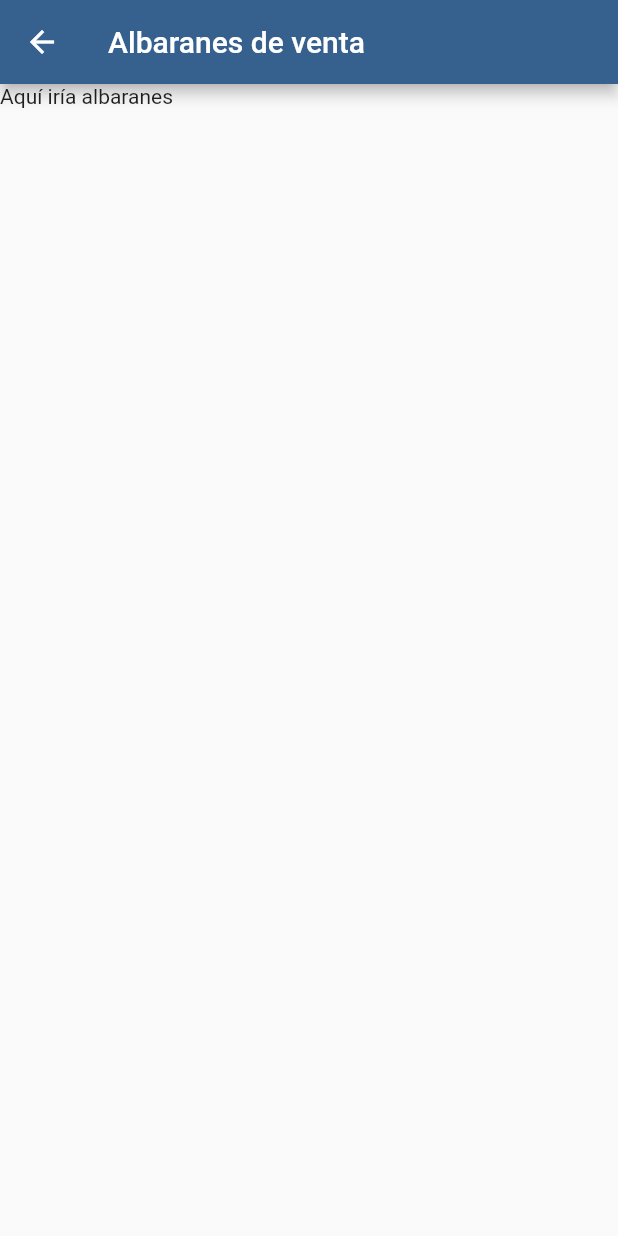
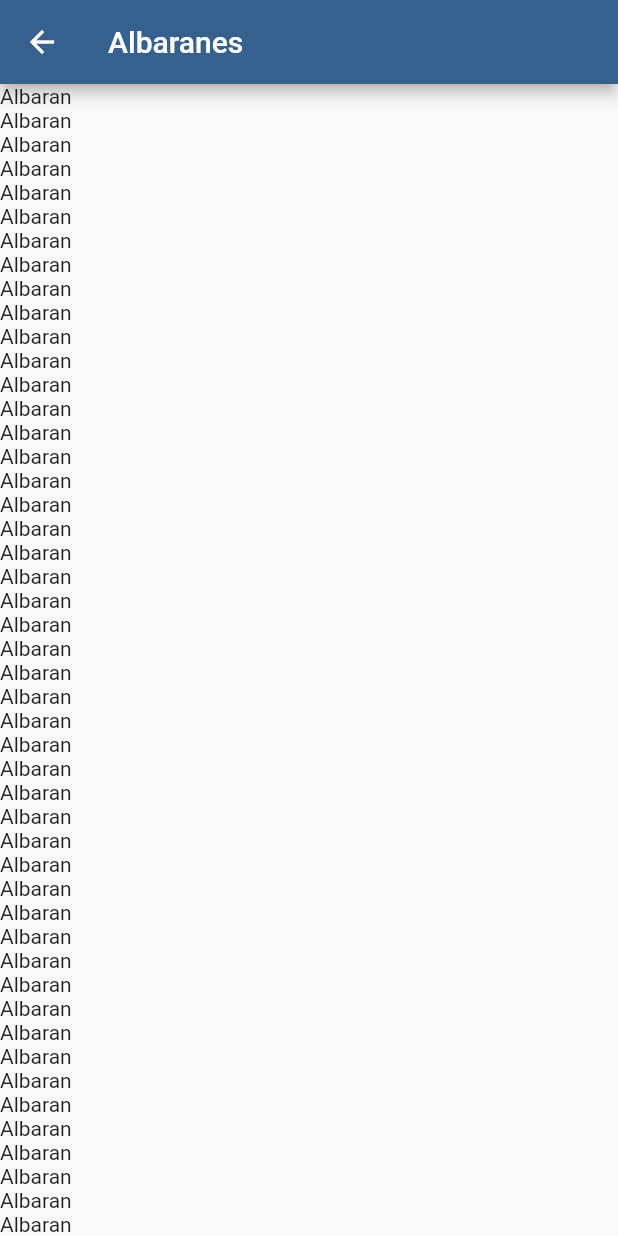
Before and after one commit to Supermages/VelneoAPP, a Flutter app: the EleccionPage screen opened directly, after a tap on "Albaranes de venta", on a phone screen of 412 x 824 dp. Run offline on Flutter 3.47's test engine with Material 2 defaults, Android fonts, the light colour scheme and no system bars.

Commit message:
Version 1.0.1

```diff
--- /dev/null
+++ b/lib/views/albaranes.dart
@@ -0,0 +1,37 @@
+import 'package:flutter/material.dart';
+import "package:velneoapp/api/api_model.dart";
+import 'package:velneoapp/api/api_remote_services.dart';
+
+class AlbaranesVentaView extends StatefulWidget {
+  const AlbaranesVentaView({super.key});
+
+  @override
+  State<AlbaranesVentaView> createState() => _AlbaranesVentaViewState();
+}
+
+List<PedVta>? facturasDeVenta;
+var isLoaded = false;
+
+class _AlbaranesVentaViewState extends State<AlbaranesVentaView> {
+  @override
+  void initState() {
+    super.initState();
+  }
+
+  @override
+  Widget build(BuildContext context) {
+    return Scaffold(
+      appBar: AppBar(
+        title: const Text("Albaranes"),
+      ),
+      body: ListView.builder(
+        itemCount: facturasDeVenta?.length,
+        itemBuilder: (context, index) {
+          return Container(
+            child: const Text("Albaran"),
+          );
+        },
+      ),
+    );
+  }
+}
--- a/lib/views/eleccion.dart
+++ b/lib/views/eleccion.dart
@@ -1,4 +1,6 @@
 import 'package:flutter/material.dart';
+import 'package:velneoapp/views/albaranes.dart';
+import 'package:velneoapp/views/partes.dart';
 
 class EleccionPage extends StatefulWidget {
   const EleccionPage({Key? key}) : super(key: key);
@@ -28,7 +30,7 @@ class _EleccionPageState extends State<EleccionPage> {
                 Navigator.push(
                   context,
                   MaterialPageRoute(
-                    builder: (context) => const PartesPage(),
+                    builder: (context) => const PartesView(),
                   ),
                 );
               },
@@ -47,7 +49,7 @@ class _EleccionPageState extends State<EleccionPage> {
                 Navigator.push(
                   context,
                   MaterialPageRoute(
-                    builder: (context) => const AlbaranesPage(),
+                    builder: (context) => const AlbaranesVentaView(),
                   ),
                 );
               },
@@ -66,33 +68,3 @@ class _EleccionPageState extends State<EleccionPage> {
     );
   }
 }
-
-class PartesPage extends StatelessWidget {
-  const PartesPage({Key? key}) : super(key: key);
-  @override
-  Widget build(BuildContext context) {
-    return Scaffold(
-      appBar: AppBar(
-        title: const Text('Partes de venta'),
-      ),
-      body: const Text(
-        ('Aquí iría partes'),
-      ),
-    );
-  }
-}
-
-class AlbaranesPage extends StatelessWidget {
-  const AlbaranesPage({Key? key}) : super(key: key);
-  @override
-  Widget build(BuildContext context) {
-    return Scaffold(
-      appBar: AppBar(
-        title: const Text('Albaranes de venta'),
-      ),
-      body: const Text(
-        ('Aquí iría albaranes'),
-      ),
-    );
-  }
-}
```
Also changed, not shown: lib/views/partes.dart (renamed from lib/views/home.dart, +6 -6 lines).
